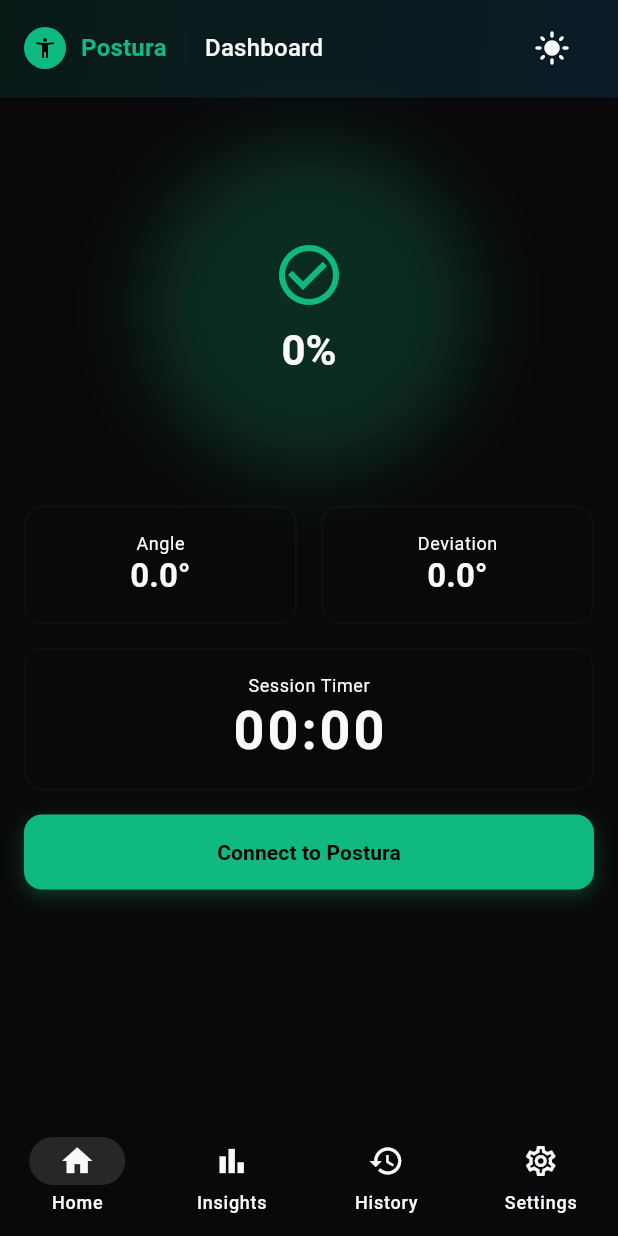
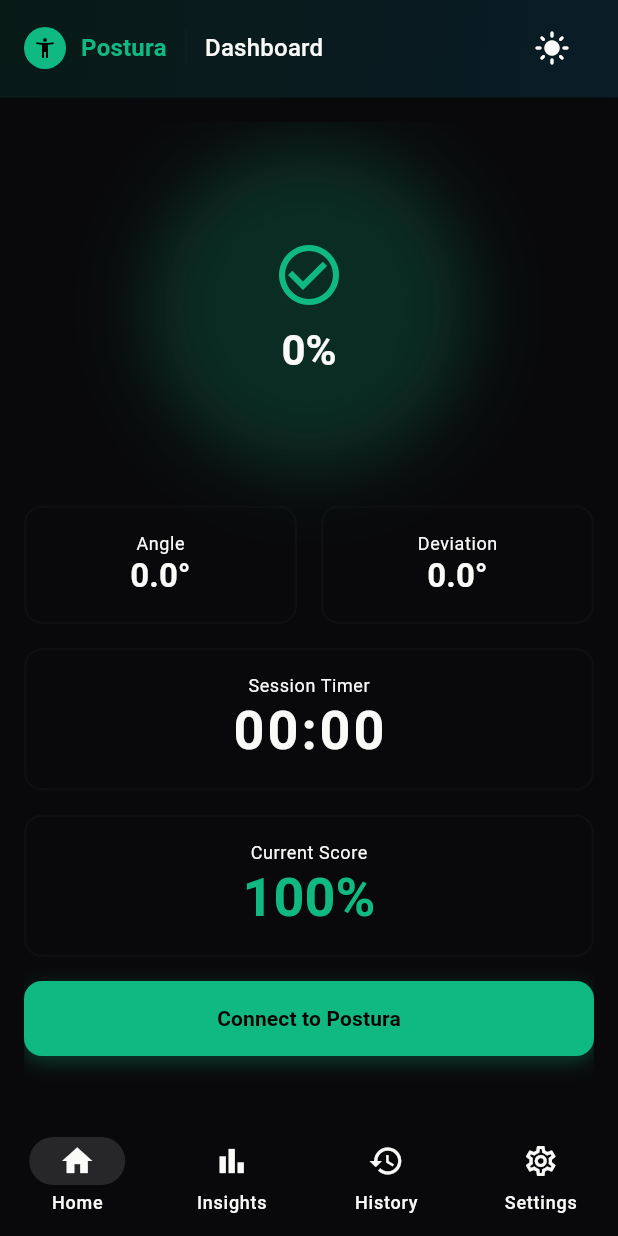
Before and after one commit to samkitwork2233-sys/Postura_Round2, a Flutter app: the screen it shows after launch, after a tap on the "dark mode" icon, on a phone screen of 412 x 824 dp. Run offline on Flutter 3.47's test engine with Material 3 defaults, Android fonts, the phone set to English and light mode, and no system bars; drawn by our look-alikes of toastification; our stand-ins replace fl_chart, flutter_blue_plus, flutter_riverpod, go_router, hive, hive_flutter and 3 more; accounts and stored records are empty.

Commit message:
history and real time score

```diff
--- a/lib/modules/posture/core/posture_provider.dart
+++ b/lib/modules/posture/core/posture_provider.dart
@@ -79,9 +79,16 @@
   }
 
   int get score {
-    final total = goodSeconds + badSeconds;
+    final total = sessionSeconds; // Use total session time
     if (total == 0) return 100;
-    return ((goodSeconds / total) * 100).round();
+
+    // Base score: percentage of time in good posture
+    final double timeScore = (goodSeconds / total) * 100;
+
+    // Penalty: penalize each slouch event
+    final double penalty = slouchCount * 2.0;
+
+    return (timeScore - penalty).clamp(0, 100).round();
   }
 }
 
--- a/lib/shared/components/templates/home_template.dart
+++ b/lib/shared/components/templates/home_template.dart
@@ -14,6 +14,8 @@
   final String angleText;
   final String deviationText;
   final String timerText;
+  final String scoreText;
+  final String labelScore;
   final bool isConnected;
   final String? deviceName;
   final String? deviceAddress;
@@ -30,6 +32,8 @@
     required this.angleText,
     required this.deviationText,
     required this.timerText,
+    required this.scoreText,
+    required this.labelScore,
     required this.isConnected,
     this.deviceName,
     this.deviceAddress,
@@ -139,6 +143,20 @@
           ),
         ),
         const SizedBox(height: AppConstants.spaceMD),
+        // Score Card
+        GlassCard(
+          width: double.infinity,
+          child: Column(
+            children: [
+              Text(labelScore, style: theme.textTheme.bodySmall),
+              Text(scoreText, style: theme.textTheme.displaySmall?.copyWith(
+                fontWeight: FontWeight.bold,
+                color: theme.colorScheme.primary,
+              )),
+            ],
+          ),
+        ),
+        const SizedBox(height: AppConstants.spaceMD),
         // Connect Button
         AnimatedButton(
           onPressed: onConnectPressed,
--- a/lib/shared/constants/strings/home_strings.dart
+++ b/lib/shared/constants/strings/home_strings.dart
@@ -20,5 +20,6 @@
   static const String scanning = "Scanning for Device...";
   static const String searching = "Searching for Postura...";
   static const String connecting = "Connecting...";
+  static const String currentScore = "Current Score";
   static const String connectionError = "Connection Failed. Try again.";
 }
--- a/lib/views/home/home_view.dart
+++ b/lib/views/home/home_view.dart
@@ -36,6 +36,8 @@
         angleText: "${postureState.angle.toStringAsFixed(1)}°",
         deviationText: "${postureState.deviation.toStringAsFixed(1)}°",
         timerText: _formatDuration(postureState.sessionSeconds),
+        scoreText: "${postureState.score}%",
+        labelScore: HomeStrings.currentScore,
         isConnected: postureState.isConnected,
         deviceName: postureState.deviceName,
         deviceAddress: postureState.deviceAddress,
```
Also changed, not shown: lib/modules/posture/services/ble_service.dart (+13 -2 lines).
